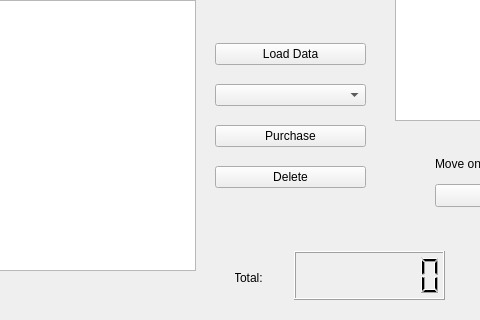
Qt form mainwindow.ui (mattjang1101/CS1D-Project-1-Go-Big-O-Go-Home-) before a commit; both pictures show x 135 to 615 and y 280 to 600 of the 872 by 600 pixel window.
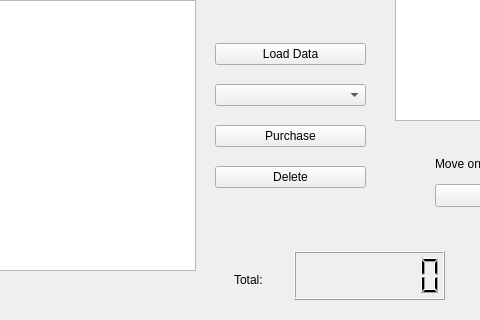
The same form after that commit. The open tabs and pages were chosen to show the change.

What changed in the file:
```diff
--- a/mainwindow.ui
+++ b/mainwindow.ui
@@ -906,10 +906,10 @@
      <widget class="QLabel" name="label_7">
       <property name="geometry">
        <rect>
-        <x>370</x>
+        <x>350</x>
         <y>550</y>
-        <width>31</width>
-        <height>16</height>
+        <width>51</width>
+        <height>20</height>
        </rect>
       </property>
       <property name="text">
```
Left out of the diff: 2 changed lines with no effect on the pictures.
